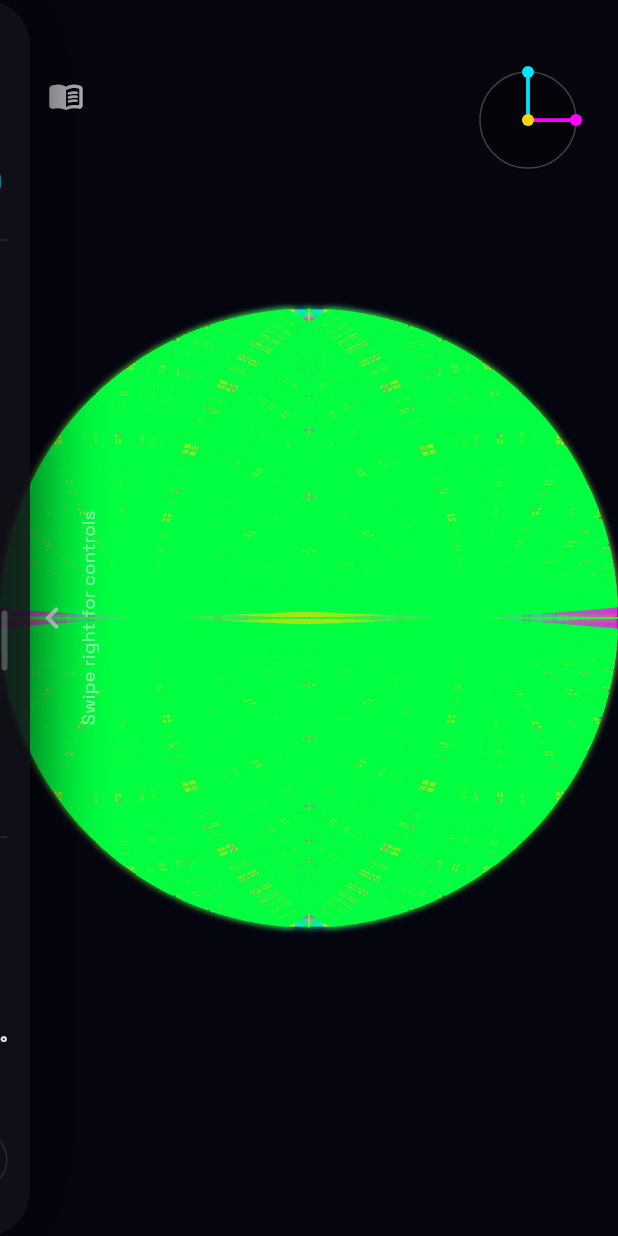
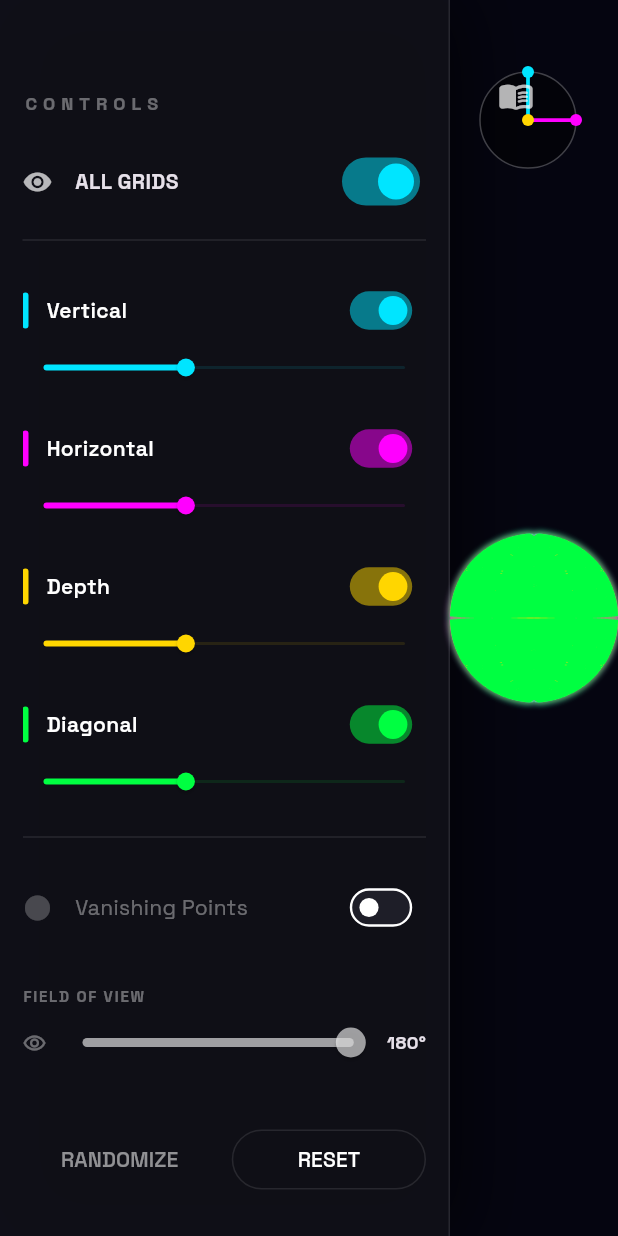
Before and after one commit to omnipolarize-del/project, a Flutter app: the screen it shows after launch, on a phone screen of 412 x 824 dp. Run offline on Flutter 3.47's test engine with Material 3 defaults, Android fonts, the phone set to English and light mode, and no system bars; our stand-ins replace google_fonts.

Commit message:
UI: Docked Vertical Sidebar permanently and doubled initial grid spacing to 4.0

```diff
--- a/lib/main.dart
+++ b/lib/main.dart
@@ -41,7 +41,6 @@ class CurviGridHomePage extends StatefulWidget {
 
 class _CurviGridHomePageState extends State<CurviGridHomePage> {
   // --- View State ---
-  bool _isPanelExpanded = false;
   double yaw = 0.0;
   double pitch = 0.0;
   double _baseYaw = 0.0;
@@ -57,10 +56,10 @@ class _CurviGridHomePageState extends State<CurviGridHomePage> {
   bool showDiag = true;  // Diagonal (45deg in XZ)
   bool showP = false;    // Points (Vanishing Poles)
 
-  double densityV = 2.0;
-  double densityH = 2.0;
-  double densityD = 2.0;
-  double densityDiag = 2.0;
+  double densityV = 4.0;
+  double densityH = 4.0;
+  double densityD = 4.0;
+  double densityDiag = 4.0;
 
   // Cache object that pre-generates and holds the raw 3D lines
   late GridGeometryLayer layerManager;
@@ -91,11 +90,11 @@ class _CurviGridHomePageState extends State<CurviGridHomePage> {
     HapticFeedback.selectionClick();
     final rand = math.Random();
     setState(() {
-      // Pick random densities between 0.5 and 5.0
-      densityV = 0.5 + rand.nextDouble() * 4.5;
-      densityH = 0.5 + rand.nextDouble() * 4.5;
-      densityD = 0.5 + rand.nextDouble() * 4.5;
-      densityDiag = 0.5 + rand.nextDouble() * 4.5;
+      // Pick random densities between 1.0 and 8.0
+      densityV = 1.0 + rand.nextDouble() * 7.0;
+      densityH = 1.0 + rand.nextDouble() * 7.0;
+      densityD = 1.0 + rand.nextDouble() * 7.0;
+      densityDiag = 1.0 + rand.nextDouble() * 7.0;
       _regenerateGrid();
     });
   }
@@ -103,9 +102,18 @@ class _CurviGridHomePageState extends State<CurviGridHomePage> {
   @override
   Widget build(BuildContext context) {
     return Scaffold(
-      body: Stack(
+      body: Row(
         children: [
+          // Sublayer 3: Permanent Control Sidebar
+          Container(
+            width: 300,
+            child: _buildControlPanel(),
+          ),
+
           // Sublayer 1: Deep space grid canvas & Touch handling
+          Expanded(
+            child: Stack(
+              children: [
                 Positioned.fill(
                   child: GestureDetector(
                     onScaleStart: (details) {
@@ -148,34 +156,7 @@ class _CurviGridHomePageState extends State<CurviGridHomePage> {
                   ),
                 ),
 
-          // Panel Expand Hint overlay (fade in when hidden)
-          AnimatedPositioned(
-            duration: const Duration(milliseconds: 400),
-            curve: Curves.easeOutCubic,
-            left: _isPanelExpanded ? -50 : 20,
-            top: 0,
-            bottom: 0,
-            child: Center(
-              child: IgnorePointer(
-                child: AnimatedOpacity(
-                  duration: const Duration(milliseconds: 300),
-                  opacity: _isPanelExpanded ? 0.0 : 1.0,
-                  child: const RotatedBox(
-                    quarterTurns: 3,
-                    child: Column(
-                      mainAxisSize: MainAxisSize.min,
-                      children: [
-                        Icon(Icons.keyboard_arrow_up_rounded, color: Colors.white70, size: 30),
-                        Text('Swipe right for controls', style: TextStyle(color: Colors.white54, fontSize: 12)),
-                      ],
-                    ),
-                  ),
-                ),
-              ),
-            ),
-          ),
-
-          // Sublayer 2: Interactive orientation trackball (Gnomon)
+                // Gnomon
                 Positioned(
                   top: 40,
                   right: 20,
@@ -197,7 +178,7 @@ class _CurviGridHomePageState extends State<CurviGridHomePage> {
                   ),
                 ),
 
-          // Floating Info Button
+                // Info Button
                 Positioned(
                   top: 40,
                   left: 20,
@@ -209,16 +190,8 @@ class _CurviGridHomePageState extends State<CurviGridHomePage> {
                     },
                   )
                 ),
-
-          // Sublayer 3: Draggable Control Panel (Sidebar)
-          AnimatedPositioned(
-            duration: const Duration(milliseconds: 500),
-            curve: Curves.easeOutCirc,
-            left: _isPanelExpanded ? 0 : -280,
-            top: 0,
-            bottom: 0,
-            width: 300,
-            child: _buildControlPanel(),
+              ],
+            ),
           ),
         ],
       ),
@@ -226,38 +199,20 @@ class _CurviGridHomePageState extends State<CurviGridHomePage> {
   }
 
   Widget _buildControlPanel() {
-    return GestureDetector(
-      onHorizontalDragUpdate: (details) {
-        if (details.primaryDelta! < -10 && _isPanelExpanded) {
-          setState(() => _isPanelExpanded = false);
-          HapticFeedback.lightImpact();
-        } else if (details.primaryDelta! > 10 && !_isPanelExpanded) {
-          setState(() => _isPanelExpanded = true);
-          HapticFeedback.lightImpact();
-        }
-      },
-      child: Container(
+    return Container(
       decoration: const BoxDecoration(
         color: Color(0xD012121A),
-          borderRadius: BorderRadius.only(
-            topRight: Radius.circular(30),
-            bottomRight: Radius.circular(30),
-          ),
+        border: Border(right: BorderSide(color: Colors.white10)),
         boxShadow: [BoxShadow(color: Color(0xAA000000), blurRadius: 40, offset: Offset(5, 0))],
       ),
       padding: const EdgeInsets.fromLTRB(15, 60, 15, 30),
-        child: Stack(
-          children: [
-            Column(
+      child: Column(
         crossAxisAlignment: CrossAxisAlignment.start,
         children: [
           const Text('CONTROLS', style: TextStyle(letterSpacing: 4, fontSize: 12, color: Colors.white38, fontWeight: FontWeight.bold)),
           const SizedBox(height: 20),
-
-                // Master Toggle
           _buildMasterToggle(),
           const Divider(color: Colors.white10, height: 30),
-
           Expanded(
             child: SingleChildScrollView(
               physics: const BouncingScrollPhysics(),
@@ -267,14 +222,10 @@ class _CurviGridHomePageState extends State<CurviGridHomePage> {
                   _buildFamilyControl('Horizontal', const Color(0xFFFF00FF), showH, densityH, (v) => showH = v, (v) => densityH = v),
                   _buildFamilyControl('Depth', const Color(0xFFFFD600), showD, densityD, (v) => showD = v, (v) => densityD = v),
                   _buildFamilyControl('Diagonal', const Color(0xFF00FF41), showDiag, densityDiag, (v) => showDiag = v, (v) => densityDiag = v),
-
                   const Divider(color: Colors.white10, height: 30),
-
                   _buildToggleRow('Vanishing Points', Icons.lens, Colors.white, showP, (v) => setState(() => showP = v)),
-
                   const SizedBox(height: 20),
                   _buildFOVControl(),
-
                   const SizedBox(height: 30),
                   _buildActionButtons(),
                 ],
@@ -282,16 +233,6 @@ class _CurviGridHomePageState extends State<CurviGridHomePage> {
             ),
           ),
         ],
-            ),
-            // Draggable handle on the right
-            Positioned(
-              right: 0, top: 0, bottom: 0,
-              child: Center(
-                child: Container(width: 4, height: 40, decoration: BoxDecoration(color: Colors.white24, borderRadius: BorderRadius.circular(2))),
-              ),
-            ),
-          ],
-        ),
       ),
     );
   }
```
Also changed, not shown: 1 other file. Lines whose indentation alone changed are shown as unchanged.
